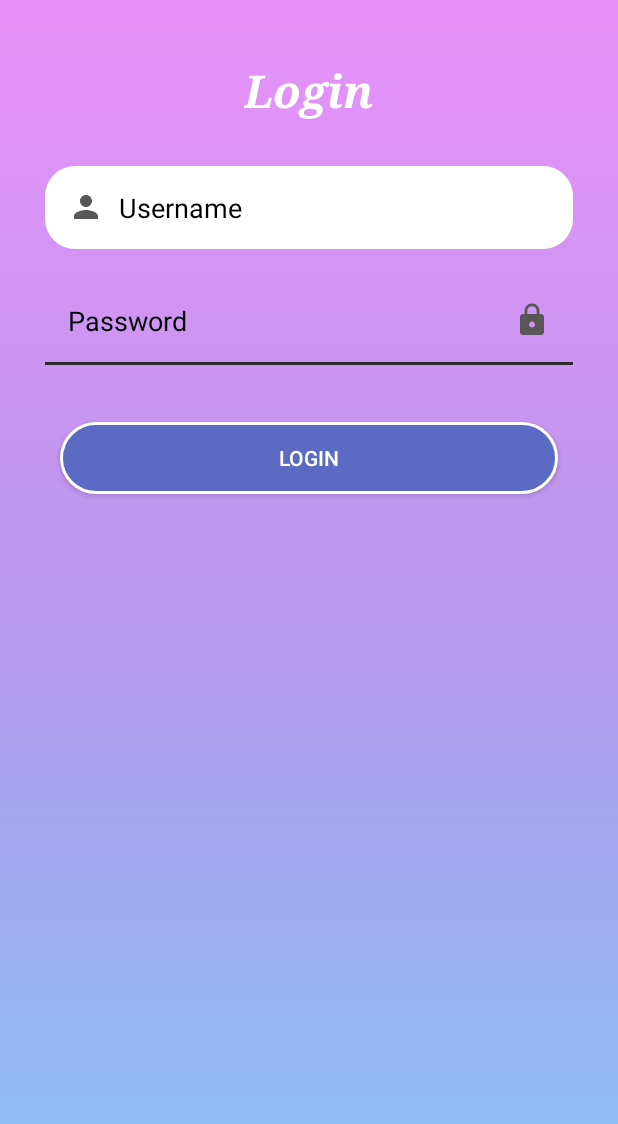
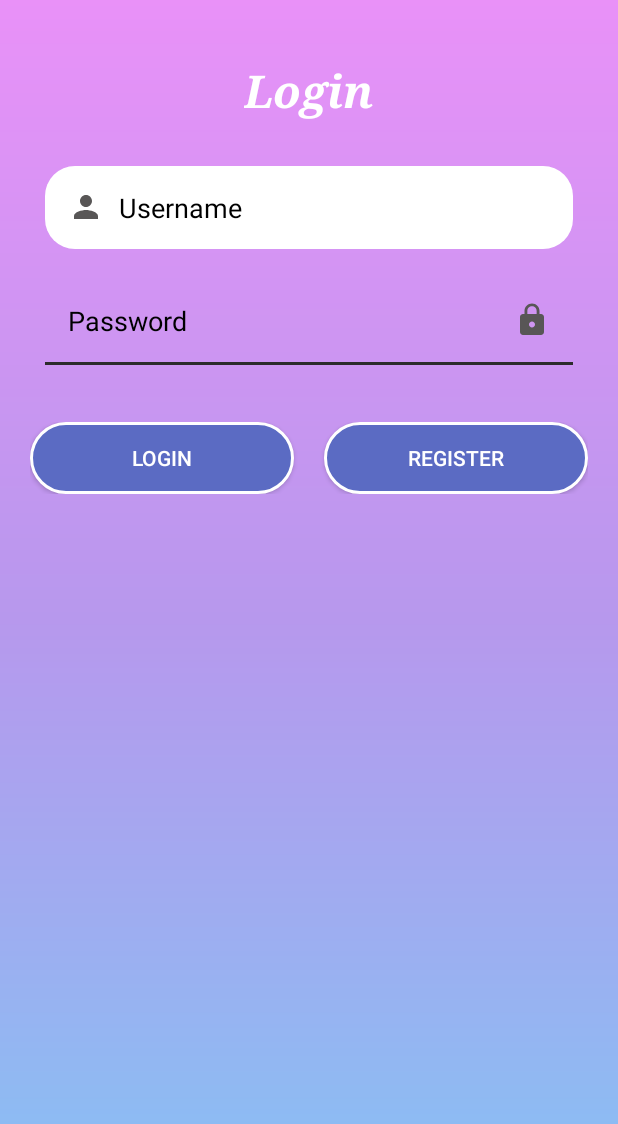
Before and after one commit to AR1610/MyAppgen6to7MT, an Android app: the MainActivity screen opened directly, with no data from a screen before it, on a phone screen of 412 x 824 dp. Shown: the top 1124 px of the screen. Run offline under Robolectric (Android 15) with nearby library versions, the phone set to English and light mode, and no system bars.

Commit message:
Linear Layout Login page Design

```diff
--- a/app/src/main/AndroidManifest.xml
+++ b/app/src/main/AndroidManifest.xml
@@ -10,10 +10,13 @@
         android:supportsRtl="true"
         android:theme="@style/Theme.MyAppgen6to7MT">
         <activity
+            android:name=".RelativeTaskActivity"
+            android:exported="true" />
+        <activity
             android:name=".MainActivity"
             android:exported="true" />
         <activity
-            android:name=".RelativeTaskActivity"
+            android:name=".LinearActivity"
             android:exported="true">
             <intent-filter>
                 <action android:name="android.intent.action.MAIN" />
--- a/app/src/main/res/layout/activity_main.xml
+++ b/app/src/main/res/layout/activity_main.xml
@@ -56,17 +56,38 @@
         android:layout_marginHorizontal="30dp"
         android:layout_below="@+id/edt_password"/>
 
-    <android.widget.Button
-        android:id="@+id/btn_login"
+    <LinearLayout
         android:layout_width="match_parent"
         android:layout_height="wrap_content"
         android:layout_below="@+id/edt_password"
-        android:layout_marginStart="40dp"
+        android:orientation="horizontal"
         android:layout_marginTop="40dp"
-        android:layout_marginEnd="40dp"
-        android:layout_marginBottom="40dp"
-        android:background="@drawable/btn_bg"
-        android:text="Login"
-        android:textColor="#fff" />
+        android:layout_marginHorizontal="20dp">
+
+
+        <android.widget.Button
+            android:id="@+id/btn_login"
+            android:layout_width="0dp"
+            android:layout_weight="1"
+            android:layout_height="wrap_content"
+            android:background="@drawable/btn_bg"
+            android:text="Login"
+            android:layout_marginRight="20dp"
+            android:textColor="#fff" />
+
+
+
+        <android.widget.Button
+            android:id="@+id/btn_register"
+            android:layout_width="0dp"
+            android:layout_weight="1"
+            android:layout_height="wrap_content"
+            android:background="@drawable/btn_bg"
+            android:text="Register"
+            android:textColor="#fff" />
+
+
+
+    </LinearLayout>
 
 </RelativeLayout>
```
Also changed, not shown: app/src/main/java/com/myappgen6to7mt/LinearActivity.java (added, +14 -0 lines), app/src/main/res/layout/activity_linear.xml (added, +73 -0 lines).
